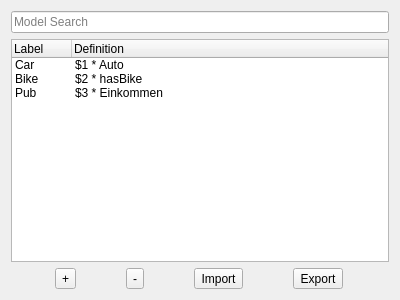
Old version of the form src/view/ui/model.ui in the repository EinDamian/discrete-choice.
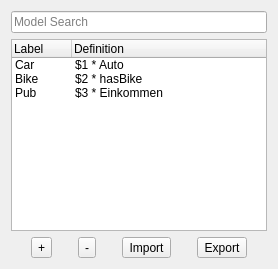
New version of the form. Icons and pictures are not drawn.

Patch:
```diff
--- a/src/view/ui/model.ui
+++ b/src/view/ui/model.ui
@@ -2,18 +2,7 @@
 <ui version="4.0">
  <class>Form</class>
  <widget class="QWidget" name="Form">
-  <property name="geometry">
-   <rect>
-    <x>0</x>
-    <y>0</y>
-    <width>400</width>
-    <height>300</height>
-   </rect>
-  </property>
-  <property name="windowTitle">
-   <string>Form</string>
-  </property>
-  <layout class="QVBoxLayout" name="verticalLayout">
+  <layout class="QVBoxLayout" name="layout_model">
    <item>
     <widget class="QLineEdit" name="search_field">
      <property name="placeholderText">
```
Left out of the diff: 12 changed lines with no effect on the pictures.
